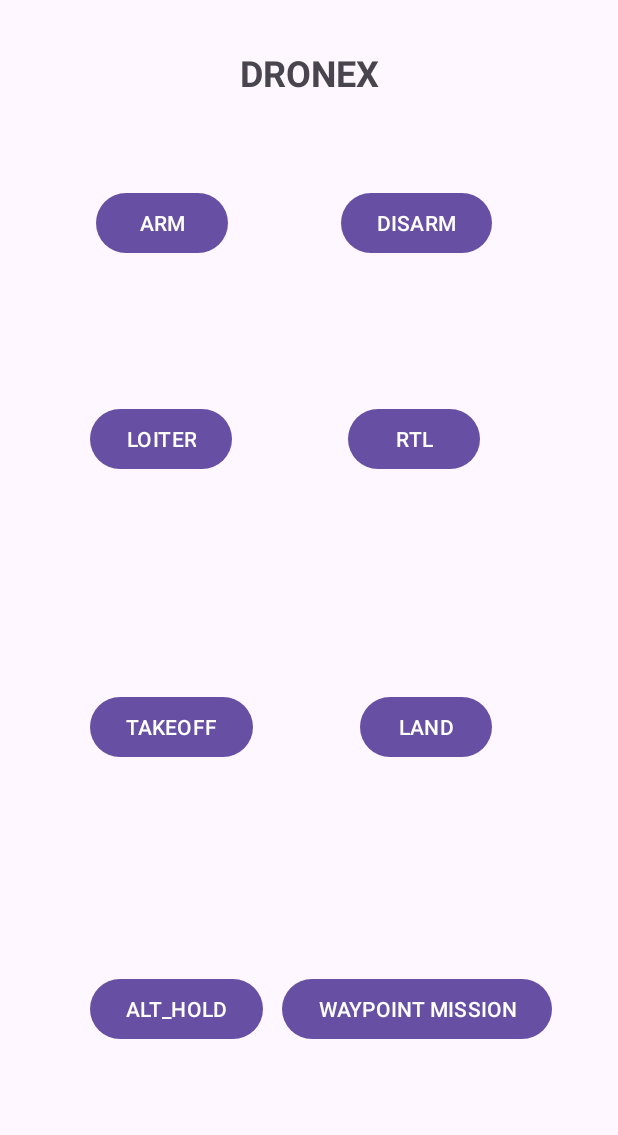
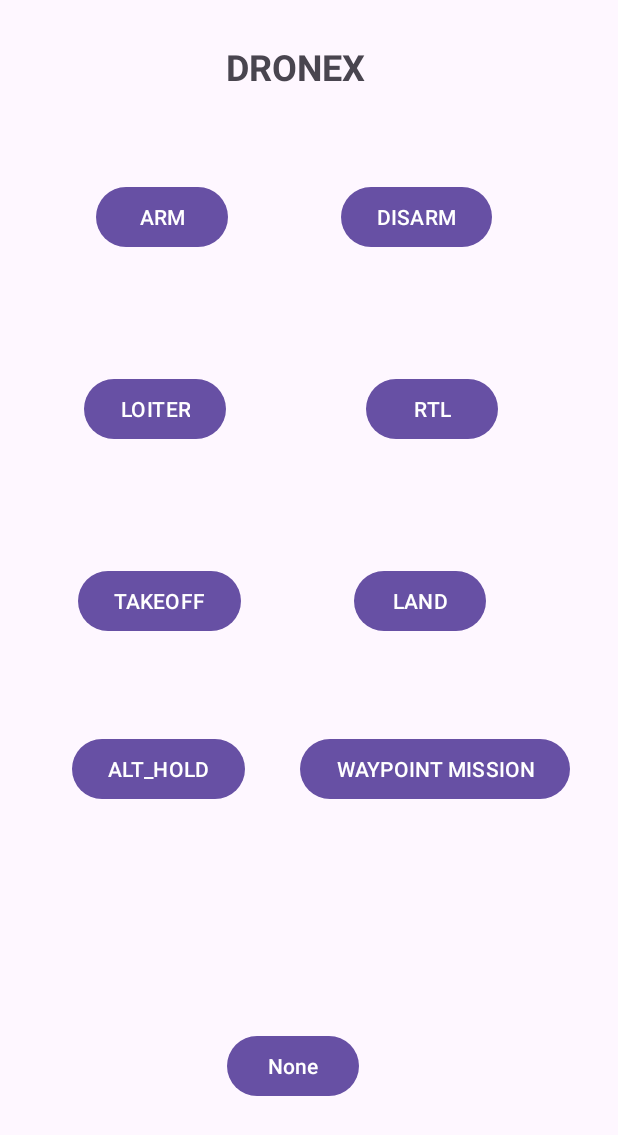
Before and after one commit to pramatheshBhakta/Dronex, an Android app: the adminActivity screen opened directly, with no data from a screen before it, on a phone screen of 412 x 824 dp. Shown: the top 1135 px of the screen. Run offline under Robolectric (Android 15) with nearby library versions, the phone set to English and light mode, and no system bars; our stand-ins replace Firebase (no records; nobody signed in at launch, a user with empty details on screens opened directly); Roboto replaces fonts that are not available here.

Commit message:
added drone control directly from quick trip activity command changes and minor changes

```diff
--- a/app/build.gradle.kts
+++ b/app/build.gradle.kts
@@ -48,6 +48,7 @@ dependencies {
     implementation(libs.play.services.maps)
     implementation(libs.places)
     implementation(libs.firebase.database)
+    implementation(libs.navigation.ui)
 
 
 
--- a/app/src/main/AndroidManifest.xml
+++ b/app/src/main/AndroidManifest.xml
@@ -1,6 +1,7 @@
 <?xml version="1.0" encoding="utf-8"?>
 <manifest xmlns:android="http://schemas.android.com/apk/res/android"
     xmlns:tools="http://schemas.android.com/tools">
+    <uses-permission android:name="android.permission.INTERNET"/>
 
     <application
         android:allowBackup="true"
--- a/app/src/main/java/com/example/dronexx/adminActivity.java
+++ b/app/src/main/java/com/example/dronexx/adminActivity.java
@@ -9,7 +9,6 @@ import android.widget.EditText;
 import android.widget.LinearLayout;
 import android.widget.Toast;
 
-import androidx.annotation.NonNull;
 import androidx.appcompat.app.AlertDialog;
 import androidx.appcompat.app.AppCompatActivity;
 
@@ -91,6 +90,14 @@ public class adminActivity extends AppCompatActivity {
             }
         });
 
+        Button None= findViewById(R.id.noneButton);
+        None.setOnClickListener(new View.OnClickListener() {
+            @Override
+            public void onClick(View v) {
+                sendCommand("None");
+            }
+        });
+
         // Set onClickListener for WAYPOINT MISSION Button
         Button waypointButton = findViewById(R.id.waypointButton);
         waypointButton.setOnClickListener(new View.OnClickListener() {
--- a/app/src/main/res/layout/activity_admin.xml
+++ b/app/src/main/res/layout/activity_admin.xml
@@ -2,26 +2,29 @@
 <androidx.constraintlayout.widget.ConstraintLayout
     xmlns:android="http://schemas.android.com/apk/res/android"
     xmlns:app="http://schemas.android.com/apk/res-auto"
+    xmlns:tools="http://schemas.android.com/tools"
     android:id="@+id/main"
     android:layout_width="match_parent"
     android:layout_height="match_parent">
 
     <!-- DRONEX Heading -->
+
+    <!-- ARM Button -->
+
+    <!-- DISARM Button -->
+
     <TextView
         android:id="@+id/textViewDronex"
         android:layout_width="wrap_content"
         android:layout_height="wrap_content"
+        android:layout_marginTop="28dp"
         android:text="DRONEX"
         android:textSize="24sp"
         android:textStyle="bold"
-        app:layout_constraintTop_toTopOf="parent"
+        app:layout_constraintEnd_toEndOf="parent"
+        app:layout_constraintHorizontal_bias="0.471"
         app:layout_constraintStart_toStartOf="parent"
-        app:layout_constraintEnd_toEndOf="parent"
-        android:layout_marginTop="32dp"/>
-
-    <!-- ARM Button -->
-
-    <!-- DISARM Button -->
+        app:layout_constraintTop_toTopOf="parent" />
 
     <Button
         android:id="@+id/armButton"
@@ -47,72 +50,84 @@
         app:layout_constraintEnd_toEndOf="parent"
         app:layout_constraintTop_toBottomOf="@id/textViewDronex" />
 
-    <Button
-        android:id="@+id/loiterButton"
-        android:layout_width="wrap_content"
-        android:layout_height="wrap_content"
-        android:layout_marginStart="60dp"
-        android:layout_marginTop="96dp"
-        android:text="LOITER"
-        app:layout_constraintStart_toStartOf="parent"
-        app:layout_constraintTop_toBottomOf="@id/armButton" />
-
     <!-- TAKEOFF Button -->
 
     <!-- LAND Button -->
+
+    <!-- ALT_HOLD Button -->
+
+    <!-- WAYPOINT MISSION Button -->
 
     <Button
         android:id="@+id/rtlButton"
         android:layout_width="wrap_content"
         android:layout_height="wrap_content"
-        android:layout_marginTop="96dp"
-        android:layout_marginEnd="92dp"
+        android:layout_marginTop="80dp"
+        android:layout_marginEnd="80dp"
         android:text="RTL"
         app:layout_constraintEnd_toEndOf="parent"
+        app:layout_constraintTop_toBottomOf="@id/armButton" />
+
+    <Button
+        android:id="@+id/loiterButton"
+        android:layout_width="wrap_content"
+        android:layout_height="wrap_content"
+        android:layout_marginStart="56dp"
+        android:layout_marginTop="80dp"
+        android:text="LOITER"
+        app:layout_constraintStart_toStartOf="parent"
         app:layout_constraintTop_toBottomOf="@id/armButton" />
 
     <Button
         android:id="@+id/takeoffButton"
         android:layout_width="wrap_content"
         android:layout_height="wrap_content"
-        android:layout_marginStart="60dp"
-        android:layout_marginTop="144dp"
+        android:layout_marginStart="52dp"
+        android:layout_marginTop="80dp"
         android:text="TAKEOFF"
         app:layout_constraintStart_toStartOf="parent"
         app:layout_constraintTop_toBottomOf="@id/loiterButton" />
-
-    <!-- ALT_HOLD Button -->
-
-    <!-- WAYPOINT MISSION Button -->
 
     <Button
         android:id="@+id/landButton"
         android:layout_width="wrap_content"
         android:layout_height="wrap_content"
-        android:layout_marginTop="144dp"
-        android:layout_marginEnd="84dp"
+        android:layout_marginTop="80dp"
+        android:layout_marginEnd="88dp"
         android:text="LAND"
         app:layout_constraintEnd_toEndOf="parent"
         app:layout_constraintTop_toBottomOf="@id/rtlButton" />
 
     <Button
+        android:id="@+id/waypointButton"
+        android:layout_width="wrap_content"
+        android:layout_height="wrap_content"
+        android:layout_marginTop="64dp"
+        android:layout_marginEnd="32dp"
+        android:text="WAYPOINT MISSION"
+        app:layout_constraintEnd_toEndOf="parent"
+        app:layout_constraintTop_toBottomOf="@id/landButton" />
+
+    <Button
         android:id="@+id/altHoldButton"
         android:layout_width="wrap_content"
         android:layout_height="wrap_content"
-        android:layout_marginStart="60dp"
-        android:layout_marginTop="140dp"
+        android:layout_marginStart="48dp"
+        android:layout_marginTop="64dp"
         android:text="ALT_HOLD"
         app:layout_constraintStart_toStartOf="parent"
         app:layout_constraintTop_toBottomOf="@id/takeoffButton" />
 
     <Button
-        android:id="@+id/waypointButton"
+        android:id="@+id/noneButton"
         android:layout_width="wrap_content"
         android:layout_height="wrap_content"
-        android:layout_marginTop="140dp"
-        android:layout_marginEnd="44dp"
-        android:text="WAYPOINT MISSION"
+        android:text="None"
+        app:layout_constraintBottom_toBottomOf="parent"
         app:layout_constraintEnd_toEndOf="parent"
-        app:layout_constraintTop_toBottomOf="@id/landButton" />
+        app:layout_constraintHorizontal_bias="0.468"
+        app:layout_constraintStart_toStartOf="parent"
+        app:layout_constraintTop_toTopOf="parent"
+        app:layout_constraintVertical_bias="0.885" />
 
 </androidx.constraintlayout.widget.ConstraintLayout>
--- a/app/src/main/res/values/strings.xml
+++ b/app/src/main/res/values/strings.xml
@@ -12,4 +12,6 @@
     <string name="submit">Submit</string>
     <string name="feedback">FEEDBACK</string>
     <string name="aboutChapel">"The college chapel stands as a beacon of faith and community on campus.It is a cherished landmark in the heart of the campus."</string>
+    <string name="select_drop">WHERE DO YOU WANT TO GO?</string>
+    <string name="select_pickup">WHERE ARE YOU?</string>
 </resources>
--- a/gradle/libs.versions.toml
+++ b/gradle/libs.versions.toml
@@ -13,6 +13,7 @@ playServicesAuth = "21.0.0"
 playServicesMaps = "18.2.0"
 places = "3.4.0"
 firebaseDatabase = "20.3.1"
+navigationUi = "2.7.7"
 
 [libraries]
 appcompat-v141 = { module = "androidx.appcompat:appcompat", version.ref = "appcompatVersion" }
@@ -28,6 +29,7 @@ play-services-auth = { group = "com.google.android.gms", name = "play-services-a
 play-services-maps = { group = "com.google.android.gms", name = "play-services-maps", version.ref = "playServicesMaps" }
 places = { group = "com.google.android.libraries.places", name = "places", version.ref = "places" }
 firebase-database = { group = "com.google.firebase", name = "firebase-database", version.ref = "firebaseDatabase" }
+navigation-ui = { group = "androidx.navigation", name = "navigation-ui", version.ref = "navigationUi" }
 
 [plugins]
 androidApplication = { id = "com.android.application", version.ref = "agp" }
```
Also changed, not shown: app/src/main/java/com/example/dronexx/mapView.java (+56 -53 lines), app/src/main/java/com/example/dronexx/quickTrip.java (+131 -15 lines), app/src/main/res/layout/activity_map_view.xml (+10 -11 lines), app/src/main/res/layout/activity_quick_trip.xml (+88 -39 lines), app/src/main/res/values/arrays.xml (+11 -4 lines), app/src/main/java/com/example/dronexx/MainActivity.java (indentation only).
